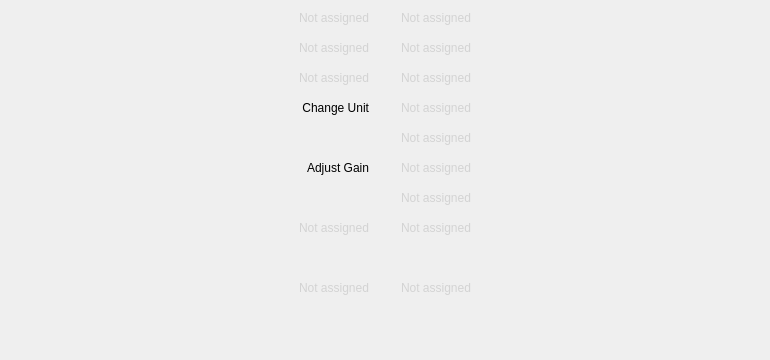
Old version of the form modules/automation/projects/HilecGui/src/telecontrol/GamepadAssignmentWidget.ui in the repository OFFIS-Automation/Framework.
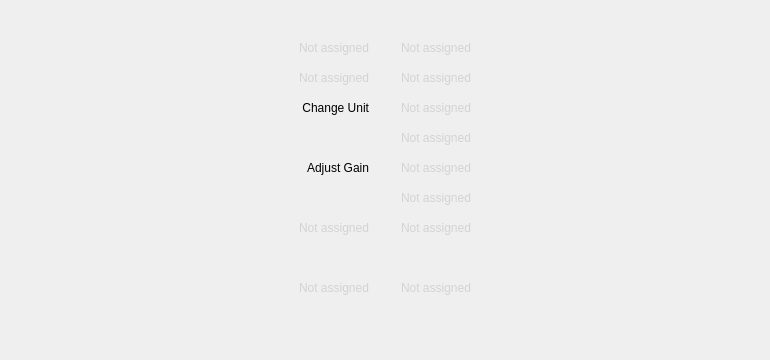
New version of the form. Icons and pictures are not drawn.

```diff
--- a/modules/automation/projects/HilecGui/src/telecontrol/GamepadAssignmentWidget.ui
+++ b/modules/automation/projects/HilecGui/src/telecontrol/GamepadAssignmentWidget.ui
@@ -46,7 +46,7 @@
         <string notr="true">color : lightgray;</string>
        </property>
        <property name="text">
-        <string>Not assigned</string>
+        <string/>
        </property>
        <property name="alignment">
         <set>Qt::AlignRight|Qt::AlignTop|Qt::AlignTrailing</set>
@@ -426,7 +426,7 @@
         <string notr="true">color : lightgray;</string>
        </property>
        <property name="text">
-        <string>Not assigned</string>
+        <string/>
        </property>
        <property name="alignment">
         <set>Qt::AlignLeading|Qt::AlignLeft|Qt::AlignTop</set>
```
Left out of the diff: 2 changed lines with no effect on the pictures.
